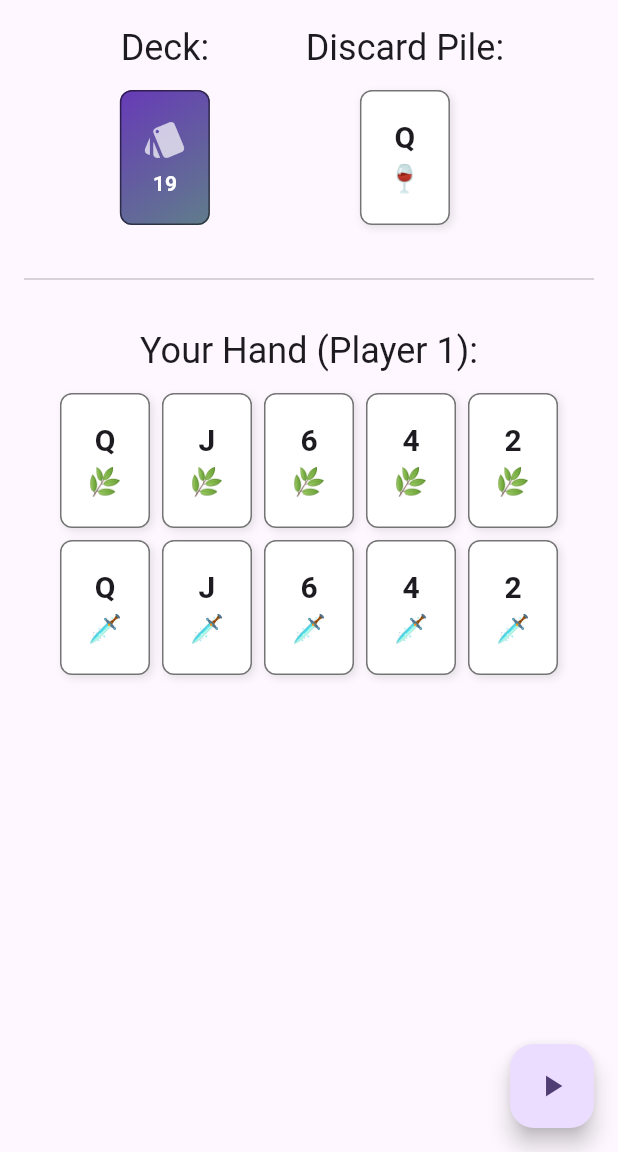
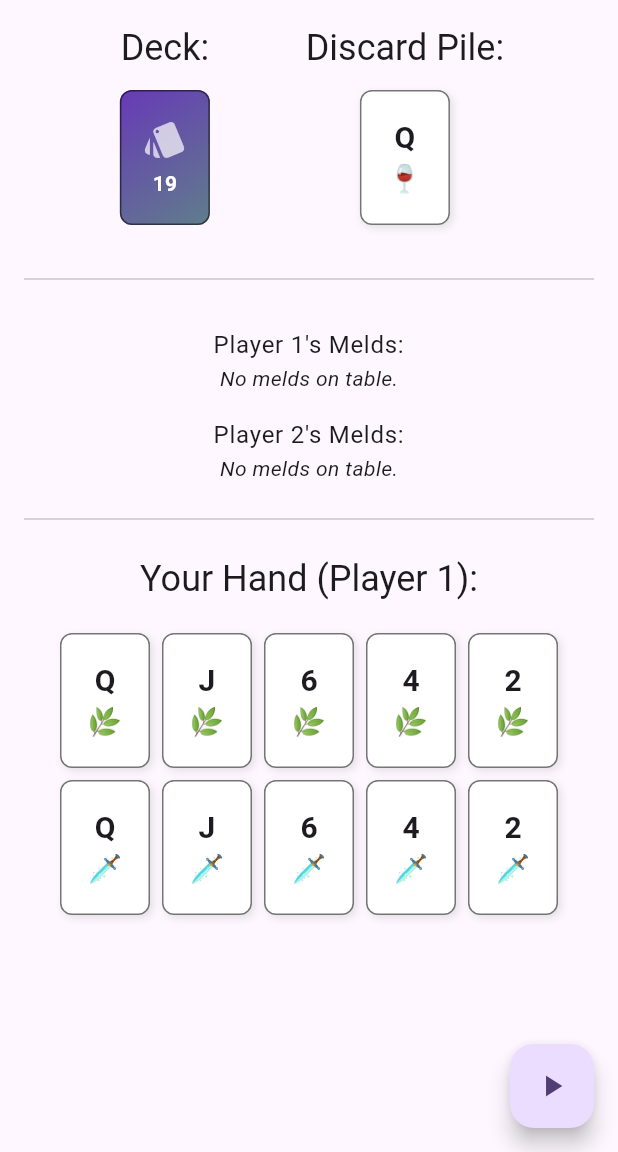
Before and after one commit to 3rdLuigi/la_mano_conquian, a Flutter app: the screen it shows after launch, after a tap on the "play arrow" icon, on a phone screen of 412 x 824 dp, the part 84-1236 px from its top. Run offline on Flutter 3.47's test engine with Material 3 defaults, Android fonts, the phone set to English and light mode, and no system bars; statements that could not run were skipped.

Commit message:
Added the player_melds_widget, this completes the melding functionality visually and logically.

```diff
--- a/lib/main.dart
+++ b/lib/main.dart
@@ -3,6 +3,7 @@ import 'package:game_logic/game_logic.dart' as game;
 import 'widgets/card_widget.dart';
 import 'widgets/deck_widget.dart';
 import 'widgets/player_hand_widget.dart';
+import 'widgets/player_melds_widget.dart';
 
 void main() {
   runApp(const MyApp());
@@ -35,11 +36,12 @@ class MyHomePage extends StatefulWidget {
 class _MyHomePageState extends State<MyHomePage> {
   final game.GameController _gameController = game.GameController();
 
-  game.Card? _selectedCard;
+  final List<game.Card> _selectedCards = [];
 
   void _startNewGame() {
     setState(() {
       _gameController.startNewGame();
+      _selectedCards.clear();
     });
   }
 
@@ -52,20 +54,37 @@ class _MyHomePageState extends State<MyHomePage> {
   void _onCardTapped(game.Card card) {
     setState(() {
       // If tapping the same card, deselect it. Otherwise, select the new card.
-      if (_selectedCard == card) {
-        _selectedCard = null;
+      if (_selectedCards.contains(card)) {
+        _selectedCards.remove(card);
       } else {
-        _selectedCard = card;
+        _selectedCards.add(card);
       }
     });
   }
 
   void _discardSelectedCard() {
-    if (_selectedCard == null) return;
+    if (_selectedCards.length != 1) return;
 
     setState(() {
-      _gameController.discardCard(_selectedCard!);
-      _selectedCard = null; // Clear selection after discarding
+      _gameController.discardCard(_selectedCards.first);
+      _selectedCards.clear(); // Clear selection after discarding
+    });
+  }
+
+  void _meldSelectedCards() {
+    if (_selectedCards.isEmpty) return;
+
+    setState(() {
+      // We will add the logic to _gameController next
+      // For now, it just prints and clears
+      bool success = _gameController.meldCards(_selectedCards);
+
+      if (success) {
+        _selectedCards.clear();
+      } else {
+        // You could show an error snackbar here
+        print("Meld failed: Not a valid meld.");
+      }
     });
   }
 
@@ -73,9 +92,12 @@ class _MyHomePageState extends State<MyHomePage> {
   Widget build(BuildContext context) {
     final gameState = _gameController.state;
     // Get the current player based off of the index
-    final player = (gameState != null)
-        ? gameState.players[gameState.currentPlayerIndex]
-        : null;
+    final player1 = (gameState != null) ? gameState.players[0] : null;
+    final player2 = (gameState != null) ? gameState.players[1] : null;
+
+    final currentPlayerHand = (gameState != null)
+        ? gameState.players[gameState.currentPlayerIndex].hand
+        : <game.Card>[];
 
     return Scaffold(
       appBar: AppBar(
@@ -90,7 +112,7 @@ class _MyHomePageState extends State<MyHomePage> {
               child: Text('Press the button to start a new game!'),
             ),
 
-          if (gameState != null && player != null) ...[
+          if (gameState != null && player1 != null && player2 != null) ...[
             // === Deck and Discard Pile ===
             // We use a Row to show them side-by-side
             Row(
@@ -126,27 +148,68 @@ class _MyHomePageState extends State<MyHomePage> {
             const SizedBox(height: 24),
             const Divider(),
             const SizedBox(height: 24),
+            // === Player's Melds ===
+            Text(
+              "Player 1's Melds:",
+              style: Theme.of(context).textTheme.bodyLarge,
+              textAlign: TextAlign.center,
+            ),
+            PlayerMeldsWidget(melds: player1.melds),
+            const SizedBox(height: 16),
+            Text(
+              "Player 2's Melds:",
+              style: Theme.of(context).textTheme.bodyLarge,
+              textAlign: TextAlign.center,
+            ),
+            PlayerMeldsWidget(melds: player2.melds),
+            const SizedBox(height: 16),
+            const Divider(),
+            const SizedBox(height: 16),
 
             // === Player's Hand ===
             Text(
               'Your Hand (Player ${gameState.currentPlayerIndex + 1}):',
               style: Theme.of(context).textTheme.headlineSmall,
               textAlign: TextAlign.center,
+            ),const SizedBox(height: 8),
+
+            // Show Meld/Discard buttons in a Row
+            Row(
+              mainAxisAlignment: MainAxisAlignment.spaceEvenly,
+              children: [
+                // MELD BUTTON
+                if (_selectedCards.length >= 3)
+                  ElevatedButton.icon(
+                    onPressed: _meldSelectedCards,
+                    icon: const Icon(Icons.style),
+                    label: const Text('Meld'),
+                    style: ElevatedButton.styleFrom(
+                      backgroundColor: Colors.green[400],
+                      foregroundColor: Colors.white,
                     ),
-            if (_selectedCard != null)
-              Center(
-                child: ElevatedButton.icon(
+                  ),
+
+                // DISCARD BUTTON
+                if (_selectedCards.length == 1)
+                  ElevatedButton.icon(
                     onPressed: _discardSelectedCard,
                     icon: const Icon(Icons.vertical_align_bottom),
-                  label: Text('Discard $_selectedCard'),
+                    label: Text('Discard ${_selectedCards.first}'),
                     style: ElevatedButton.styleFrom(
                       backgroundColor: Colors.red[400],
                       foregroundColor: Colors.white,
                     ),
                   ),
+              ],
             ),
             const SizedBox(height: 8),
-            PlayerHandWidget(hand: player.hand, selectedCard: _selectedCard, onCardTapped: _onCardTapped),
+
+            // === PlayerHandWidget ===
+            PlayerHandWidget(
+              hand: currentPlayerHand,
+              selectedCards: _selectedCards, // Pass the list
+              onCardTapped: _onCardTapped,
+            ),
           ],
         ],
       ),
--- a/lib/widgets/player_hand_widget.dart
+++ b/lib/widgets/player_hand_widget.dart
@@ -5,13 +5,13 @@ import 'card_widget.dart';
 
 class PlayerHandWidget extends StatelessWidget {
   final List<game.Card> hand;
-  final game.Card? selectedCard;
+  final List<game.Card> selectedCards;
   final Function(game.Card card)? onCardTapped;
 
   const PlayerHandWidget({
     super.key,
     required this.hand,
-    this.selectedCard,
+    this.selectedCards = const [],
     this.onCardTapped,
     });
 
@@ -22,7 +22,7 @@ class PlayerHandWidget extends StatelessWidget {
       children: hand
           .map((card) => CardWidget(
             card: card,
-            isSelected: card == selectedCard,
+            isSelected: selectedCards.contains(card),
             onTap: () => onCardTapped?.call(card),
             ))
           .toList(),
--- /dev/null
+++ b/lib/widgets/player_melds_widget.dart
@@ -0,0 +1,42 @@
+import 'package:flutter/material.dart';
+import 'package:game_logic/game_logic.dart' as game;
+import 'card_widget.dart';
+
+class PlayerMeldsWidget extends StatelessWidget {
+  final List<game.Meld> melds;
+
+  const PlayerMeldsWidget({super.key, required this.melds});
+
+  @override
+  Widget build(BuildContext context) {
+    if (melds.isEmpty) {
+      return const Center(
+        child: Text(
+          'No melds on table.',
+          style: TextStyle(fontStyle: FontStyle.italic),
+        ),
+      );
+    }
+
+    // A Column to list all the melds
+    return Column(
+      children: melds.map((meld) {
+        // Each meld is a Row of cards
+        return Container(
+          margin: const EdgeInsets.symmetric(vertical: 4.0),
+          padding: const EdgeInsets.all(4.0),
+          decoration: BoxDecoration(
+            color: Colors.black.withOpacity(0.05),
+            borderRadius: BorderRadius.circular(8),
+          ),
+          child: Wrap(
+            alignment: WrapAlignment.center,
+            children: meld.cards
+                .map((card) => CardWidget(card: card))
+                .toList(),
+          ),
+        );
+      }).toList(),
+    );
+  }
+}
```
Also changed, not shown: packages/game_logic/lib/src/game_controller.dart (+42 -0 lines). Lines whose indentation alone changed are shown as unchanged.
